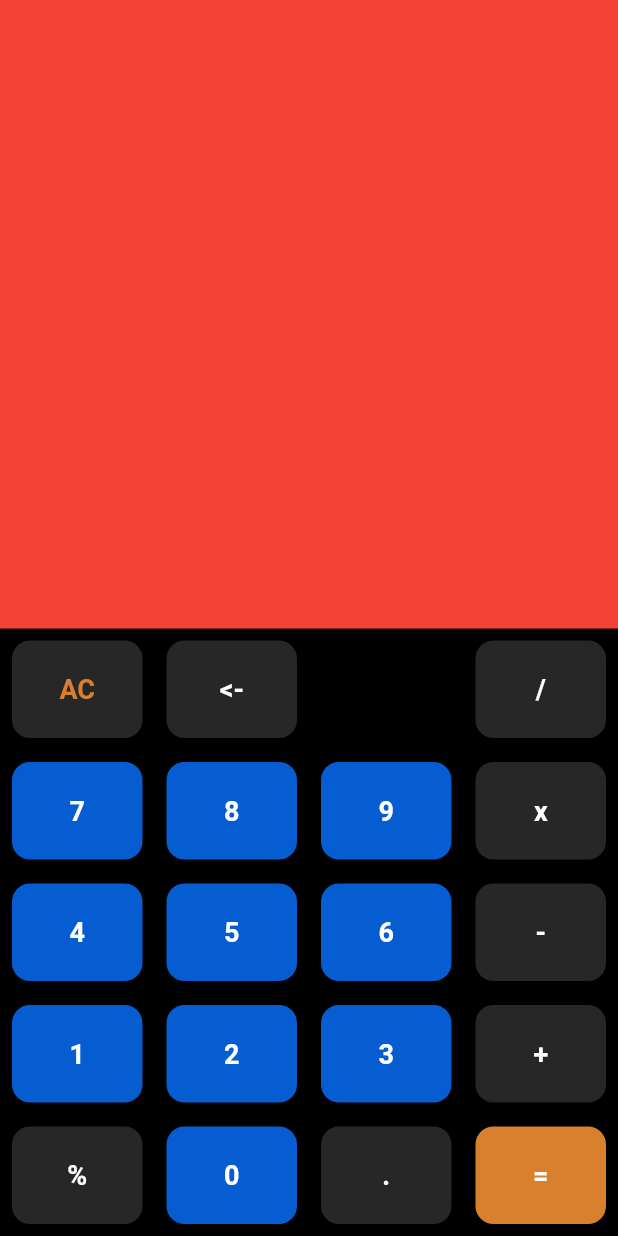
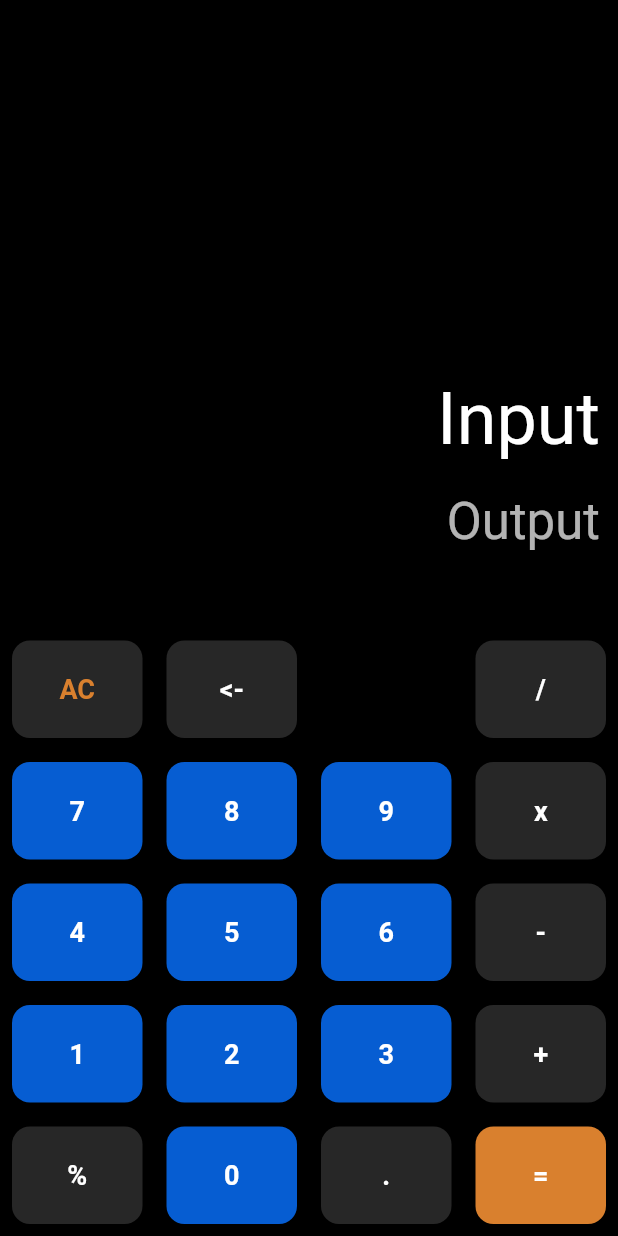
Before and after one commit to git-ADG/Flutter-Calculator-for-E-Cell, a Flutter app: the screen it shows after launch, on a phone screen of 412 x 824 dp. Run offline on Flutter 3.47's test engine with Material 2 defaults, Android fonts, the phone set to English and light mode, and no system bars.

Commit message:
i/p o/p UI created

```diff
--- a/lib/calculator.dart
+++ b/lib/calculator.dart
@@ -15,18 +15,43 @@ class _CalculatorState extends State<Calculator> {
       backgroundColor: Colors.black,
       body: Column(
         children: [
-          //result display
+          //i/p o/p area
           Expanded(
               child: Container(
-            color: Colors.red,
+            width: double.infinity,
+            padding: const EdgeInsets.all(12),
+            child: Column(
+              mainAxisAlignment: MainAxisAlignment.end,
+              crossAxisAlignment: CrossAxisAlignment.end,
+              children: [
+                Text(
+                  "Input",
+                  style: TextStyle(color: Colors.white, fontSize: 48),
+                ),
+                SizedBox(
+                  height: 20,
+                ),
+                Text(
+                  "Output",
+                  style: TextStyle(
+                      color: Colors.white.withOpacity(0.7), fontSize: 34),
+                ),
+                SizedBox(
+                  height: 40,
+                )
+              ],
+            ),
           )),
           //buttons
           Row(
             children: [
-              button(text: "AC",buttonbgColor: operatorColor,tColor: orangeColor),
-              button(text: "<-",buttonbgColor: operatorColor),
+              button(
+                  text: "AC",
+                  buttonbgColor: operatorColor,
+                  tColor: orangeColor),
+              button(text: "<-", buttonbgColor: operatorColor),
               button(text: "", buttonbgColor: Colors.transparent),
-              button(text: "/",buttonbgColor: operatorColor),
+              button(text: "/", buttonbgColor: operatorColor),
             ],
           ),
           Row(
@@ -34,7 +59,7 @@ class _CalculatorState extends State<Calculator> {
               button(text: "7"),
               button(text: "8"),
               button(text: "9"),
-              button(text: "x",buttonbgColor: operatorColor),
+              button(text: "x", buttonbgColor: operatorColor),
             ],
           ),
           Row(
@@ -42,7 +67,7 @@ class _CalculatorState extends State<Calculator> {
               button(text: "4"),
               button(text: "5"),
               button(text: "6"),
-              button(text: "-",buttonbgColor: operatorColor),
+              button(text: "-", buttonbgColor: operatorColor),
             ],
           ),
           Row(
@@ -50,15 +75,15 @@ class _CalculatorState extends State<Calculator> {
               button(text: "1"),
               button(text: "2"),
               button(text: "3"),
-              button(text: "+",buttonbgColor: operatorColor),
+              button(text: "+", buttonbgColor: operatorColor),
             ],
           ),
           Row(
             children: [
-              button(text: "%",buttonbgColor: operatorColor),
+              button(text: "%", buttonbgColor: operatorColor),
               button(text: "0"),
-              button(text: ".",buttonbgColor: operatorColor),
-              button(text: "=",buttonbgColor: orangeColor),
+              button(text: ".", buttonbgColor: operatorColor),
+              button(text: "=", buttonbgColor: orangeColor),
             ],
           )
         ],
```
